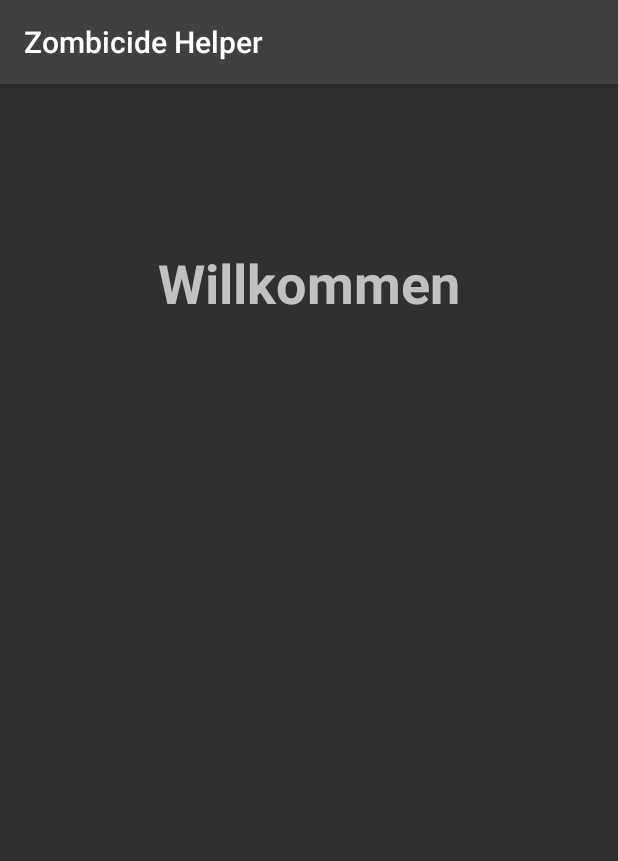
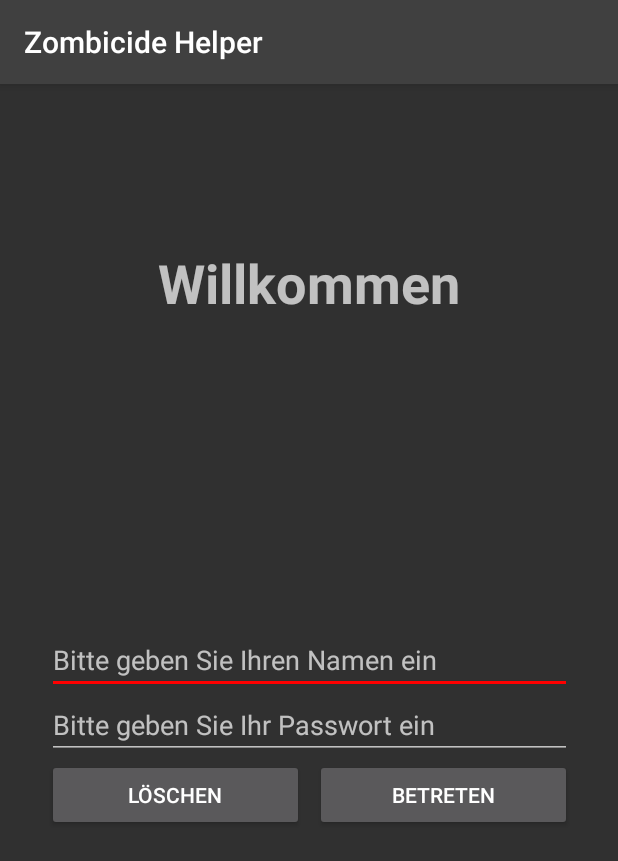
Before and after one commit to trandulgan/Zombicide-Helper, an Android app: the screen it shows after launch (MainActivity), on a phone screen of 412 x 824 dp. Shown: the top 861 px of the screen. Run offline under Robolectric (Android 15) with nearby library versions, the phone set to English and light mode, and no system bars.

Commit message:
Inputs und Buttons fuer Startseite

```diff
--- a/app/src/main/res/layout/activity_main.xml
+++ b/app/src/main/res/layout/activity_main.xml
@@ -19,4 +19,46 @@
         app:layout_constraintTop_toTopOf="parent"
         app:layout_constraintVertical_bias="0.15" />
 
+    <EditText
+        android:id="@+id/login_userName"
+        android:layout_width="350dp"
+        android:layout_height="wrap_content"
+        android:ems="10"
+        android:hint="@string/Please_enter_name"
+        android:inputType="textPersonName"
+        app:layout_constraintBottom_toBottomOf="parent"
+        app:layout_constraintLeft_toLeftOf="parent"
+        app:layout_constraintRight_toRightOf="parent"
+        app:layout_constraintTop_toTopOf="parent"
+        app:layout_constraintVertical_bias="0.50" />
+
+    <EditText
+        android:id="@+id/login_userPW"
+        android:layout_width="350dp"
+        android:layout_height="43dp"
+        android:ems="10"
+        android:hint="@string/Please_enter_password"
+        android:inputType="textPassword"
+        app:layout_constraintLeft_toLeftOf="parent"
+        app:layout_constraintRight_toRightOf="parent"
+        app:layout_constraintTop_toBottomOf="@+id/login_userName" />
+
+    <Button
+        android:id="@+id/button2"
+        android:layout_width="171dp"
+        android:layout_height="wrap_content"
+        android:text="@string/button_clear"
+        app:layout_constraintTop_toBottomOf="@+id/login_userPW"
+        app:layout_constraintLeft_toLeftOf="@+id/login_userPW"
+        />
+
+    <Button
+        android:id="@+id/button3"
+        android:layout_width="171dp"
+        android:layout_height="wrap_content"
+        android:text="@string/button_enter"
+        app:layout_constraintTop_toBottomOf="@+id/login_userPW"
+        app:layout_constraintRight_toRightOf="@+id/login_userPW"
+         />
+
 </android.support.constraint.ConstraintLayout>
--- a/app/src/main/res/values/strings.xml
+++ b/app/src/main/res/values/strings.xml
@@ -1,4 +1,9 @@
 <resources>
     <string name="app_name">Zombicide Helper</string>
     <string name="start_header">Willkommen</string>
+    <string name="start_button">Betreten</string>
+    <string name="Please_enter_name">Bitte geben Sie Ihren Namen ein</string>
+    <string name="Please_enter_password">Bitte geben Sie Ihr Passwort ein</string>
+    <string name="button_clear">Löschen</string>
+    <string name="button_enter">Betreten</string>
 </resources>
```
